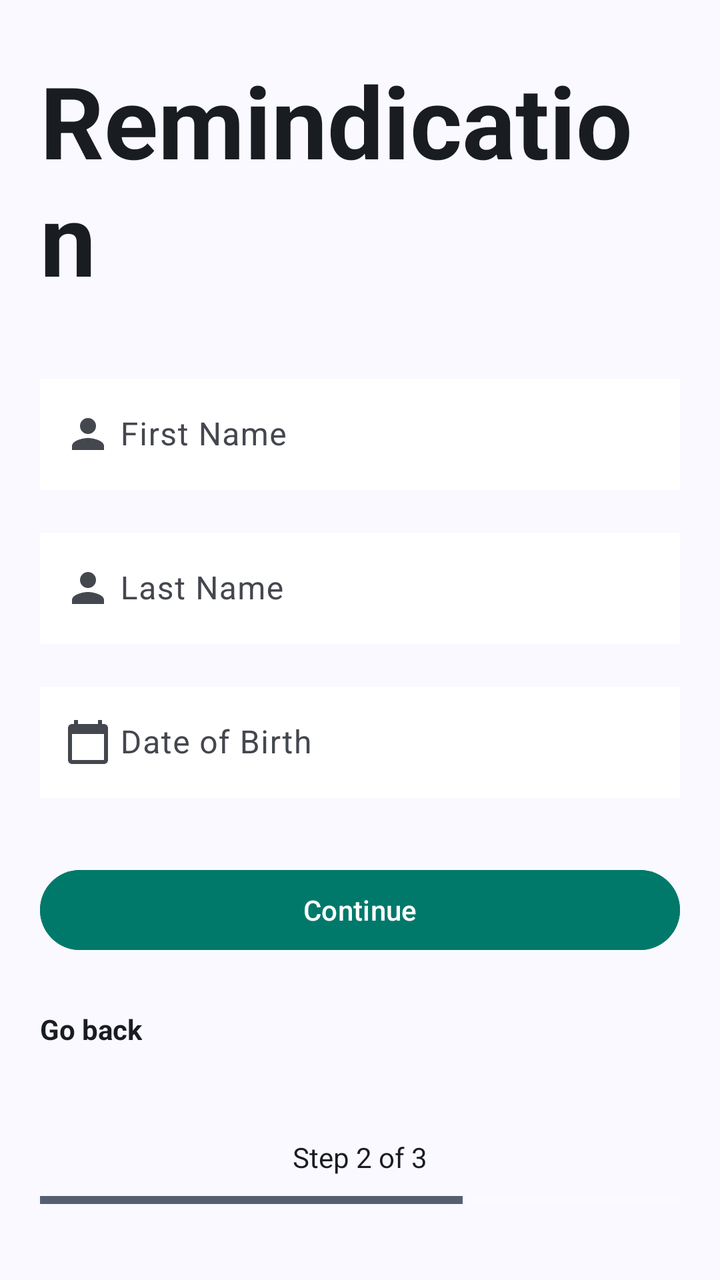
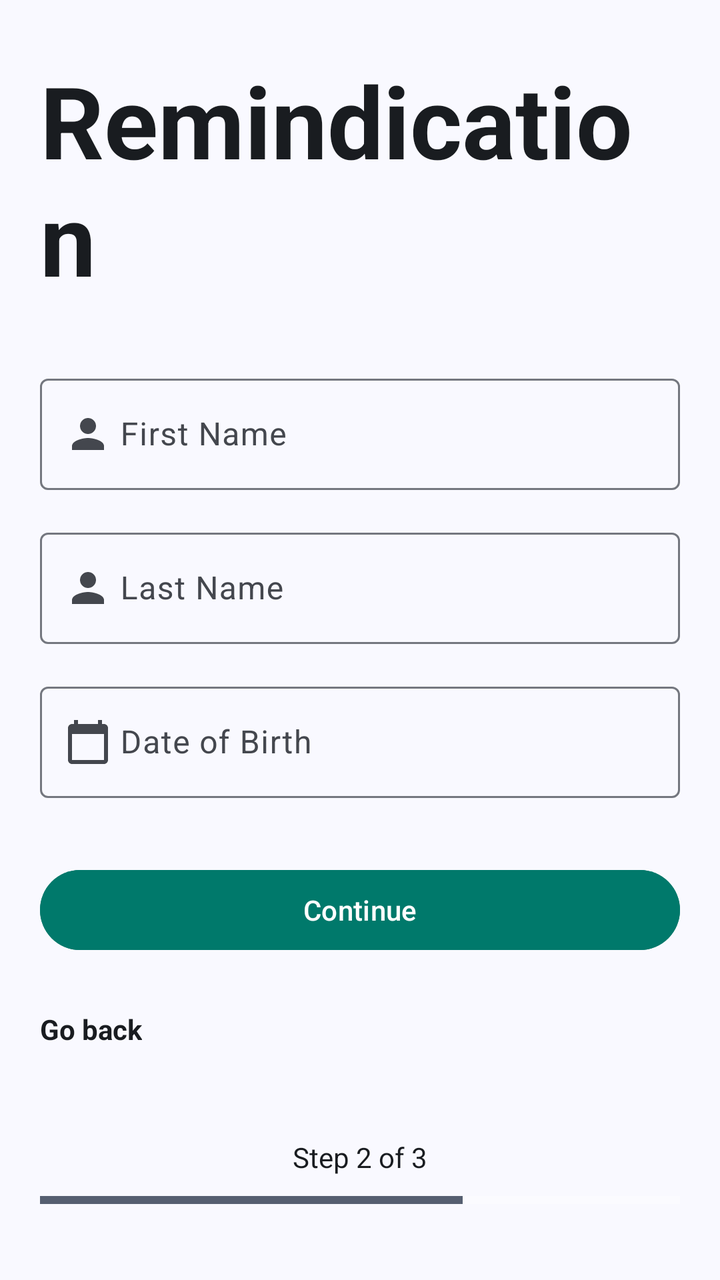

Compare the two renders of this Android layout. The source of the first and the diff that turns it into the second are given below.
<!-- AndroidManifest.xml: application theme Theme.MobileHealthApplication -->
<!-- res/layout/fragment_registration_part2.xml -->
<?xml version="1.0" encoding="utf-8"?>
<androidx.constraintlayout.widget.ConstraintLayout
    xmlns:android="http://schemas.android.com/apk/res/android"
    xmlns:app="http://schemas.android.com/apk/res-auto"
    xmlns:tools="http://schemas.android.com/tools"
    android:layout_width="match_parent"
    android:layout_height="match_parent"
    android:padding="20dp"
    android:background="?attr/colorSurface"
    tools:ignore="VisualLintBounds">




    
    <LinearLayout
        android:layout_width="match_parent"
        android:layout_height="wrap_content"
        android:orientation="vertical"
        app:layout_constraintTop_toTopOf="parent"
        app:layout_constraintBottom_toTopOf="@id/registration_footer"
        app:layout_constraintVertical_bias="0.2">

        
        <TextView
            android:id="@+id/app_title"
            android:layout_width="wrap_content"
            android:layout_height="wrap_content"
            android:text="@string/mobile_health"
            android:textColor="?attr/colorOnSurface"
            android:textSize="50sp"
            android:textStyle="bold"
            android:layout_gravity="center"
            android:layout_marginBottom="32dp"/>

        
        <com.google.android.material.textfield.TextInputLayout
            android:id="@+id/first_name_layout"
            android:layout_width="match_parent"
            android:layout_height="wrap_content"
            android:hint="@string/first_name_hint"
            app:startIconDrawable="@drawable/baseline_person_24">

            <com.google.android.material.textfield.TextInputEditText
                android:id="@+id/first_name_edit_text"
                android:layout_width="match_parent"
                android:layout_height="wrap_content"
                android:background="@color/white"
                android:imeOptions="actionNext"
                android:inputType="textCapWords"
                android:textColor="@color/black"
                android:paddingStart="40dp"
                android:paddingEnd="40dp" />
        </com.google.android.material.textfield.TextInputLayout>

        
        <com.google.android.material.textfield.TextInputLayout
            android:id="@+id/last_name_layout"
            android:layout_width="match_parent"
            android:layout_height="wrap_content"
            android:hint="@string/last_name_hint"
            android:layout_marginTop="16dp"
            app:startIconDrawable="@drawable/baseline_person_24">

            <com.google.android.material.textfield.TextInputEditText
                android:id="@+id/last_name_edit_text"
                android:layout_width="match_parent"
                android:layout_height="wrap_content"
                android:background="@color/white"
                android:imeOptions="actionNext"
                android:inputType="textCapWords"
                android:textColor="@color/black"
                android:paddingStart="40dp"
                android:paddingEnd="40dp" />
        </com.google.android.material.textfield.TextInputLayout>

        
        <com.google.android.material.textfield.TextInputLayout
            android:id="@+id/dob_layout"
            android:layout_width="match_parent"
            android:layout_height="wrap_content"
            android:hint="@string/dob_hint"
            android:layout_marginTop="16dp"
            app:startIconDrawable="@drawable/baseline_calendar_today_24">

            <com.google.android.material.textfield.TextInputEditText
                android:id="@+id/dob_edit_text"
                android:layout_width="match_parent"
                android:layout_height="wrap_content"
                android:background="@color/white"
                android:inputType="none"
                android:focusable="true"
                android:clickable="true"
                android:textColor="@color/black"
                android:paddingStart="40dp"
                android:paddingEnd="40dp" />
        </com.google.android.material.textfield.TextInputLayout>

        <com.google.android.material.button.MaterialButton
            android:id="@+id/continue_button"
            android:layout_width="match_parent"
            android:layout_height="wrap_content"
            android:text="@string/continueSignUp"
            android:backgroundTint="@color/darker_green_primary_button"
            android:textColor="@android:color/white"
            android:layout_marginTop="32dp"/>

        <com.google.android.material.textview.MaterialTextView
            android:id="@+id/already_have_account_text"
            android:layout_width="wrap_content"
            android:layout_height="wrap_content"
            android:clickable="true"
            android:focusable="true"
            android:minHeight="48dp"
            android:paddingTop="10sp"
            android:text="@string/go_back"
            android:textColor="?attr/colorOnSurface"
            android:textStyle="bold"
            android:layout_marginTop="16dp"/>

    </LinearLayout>

    <LinearLayout
        android:id="@+id/registration_footer"
        android:layout_width="match_parent"
        android:layout_height="wrap_content"
        android:orientation="vertical"
        android:layout_marginBottom="16dp"
        app:layout_constraintBottom_toBottomOf="parent">

        <TextView
            android:layout_width="wrap_content"
            android:layout_height="wrap_content"
            android:layout_gravity="center"
            android:text="@string/step_2_of_3"
            android:textColor="?attr/colorOnSurface"
            android:layout_marginBottom="8dp" />

        <ProgressBar
            android:id="@+id/registrationProgress"
            style="@android:style/Widget.Material.ProgressBar.Horizontal"
            android:layout_width="match_parent"
            android:layout_height="8dp"
            android:progress="66"
            android:max="100"/>
    </LinearLayout>

</androidx.constraintlayout.widget.ConstraintLayout>
<!-- resources referenced by this layout -->
<resources>
  <color name="black">#FF000000</color>
  <color name="darker_green_primary_button">#00796B</color>
  <color name="white">#FFFFFFFF</color>
  <!-- drawable baseline_calendar_today_24 (drawable) -->
  <vector xmlns:android="http://schemas.android.com/apk/res/android" android:height="24dp" android:tint="#808080" android:viewportHeight="24" android:viewportWidth="24" android:width="24dp">
        
      <path android:fillColor="@android:color/white" android:pathData="M20,3h-1L19,1h-2v2L7,3L7,1L5,1v2L4,3c-1.1,0 -2,0.9 -2,2v16c0,1.1 0.9,2 2,2h16c1.1,0 2,-0.9 2,-2L22,5c0,-1.1 -0.9,-2 -2,-2zM20,21L4,21L4,8h16v13z"/>
      
  </vector>
  <!-- drawable baseline_person_24 (drawable) -->
  <vector xmlns:android="http://schemas.android.com/apk/res/android" android:height="24dp" android:tint="#FFFFFF" android:viewportHeight="24" android:viewportWidth="24" android:width="24dp">
        
      <path android:fillColor="@android:color/white" android:pathData="M12,12c2.21,0 4,-1.79 4,-4s-1.79,-4 -4,-4 -4,1.79 -4,4 1.79,4 4,4zM12,14c-2.67,0 -8,1.34 -8,4v2h16v-2c0,-2.66 -5.33,-4 -8,-4z"/>
      
  </vector>
  <string name="continueSignUp">Continue</string>
  <string name="dob_hint">Date of Birth</string>
  <string name="first_name_hint">First Name</string>
  <string name="go_back">Go back</string>
  <string name="last_name_hint">Last Name</string>
  <string name="mobile_health"> Remindication </string>
  <string name="step_2_of_3">Step 2 of 3</string>
  <color name="md_theme_primary">#415F91</color>
  <color name="md_theme_onPrimary">#FFFFFF</color>
  <color name="md_theme_primaryContainer">#D6E3FF</color>
  <color name="md_theme_onPrimaryContainer">#001B3E</color>
  <color name="md_theme_secondary">#565F71</color>
  <color name="md_theme_onSecondary">#FFFFFF</color>
  <color name="md_theme_secondaryContainer">#DAE2F9</color>
  <color name="md_theme_onSecondaryContainer">#131C2B</color>
  <color name="md_theme_tertiary">#705575</color>
  <color name="md_theme_onTertiary">#FFFFFF</color>
  <color name="md_theme_tertiaryContainer">#FAD8FD</color>
  <color name="md_theme_onTertiaryContainer">#28132E</color>
  <color name="md_theme_error">#BA1A1A</color>
  <color name="md_theme_onError">#FFFFFF</color>
  <color name="md_theme_errorContainer">#FFDAD6</color>
  <color name="md_theme_onErrorContainer">#410002</color>
  <color name="md_theme_background">#F9F9FF</color>
  <color name="md_theme_onBackground">#191C20</color>
  <color name="md_theme_surface">#F9F9FF</color>
  <color name="md_theme_onSurface">#191C20</color>
  <color name="md_theme_surfaceVariant">#E0E2EC</color>
  <color name="md_theme_onSurfaceVariant">#44474E</color>
  <color name="md_theme_outline">#74777F</color>
  <color name="md_theme_surfaceContainer">#EDEDF4</color>
  <style name="Widget.App.CardView" parent="Widget.MaterialComponents.CardView">
          <item name="cardElevation">2dp</item>
          <item name="cardCornerRadius">12dp</item>
          <item name="cardBackgroundColor">@color/md_theme_surfaceContainerHigh</item>
      </style>
  <style name="Widget.App.BottomNavigation" parent="Widget.MaterialComponents.BottomNavigationView">
          <item name="itemIconTint">@color/md_theme_onSurfaceVariant</item>
          <item name="itemTextColor">@color/md_theme_onSurfaceVariant</item>
      </style>
  <color name="md_theme_surfaceContainerHigh">#E7E8EE</color>
  <!-- unchanged entries left out for length: 1 -->
</resources>

<!-- the commit's change to res/layout/fragment_registration_part2.xml (unified diff, before → after) -->
@@ -45,10 +45,8 @@
                 android:id="@+id/first_name_edit_text"
                 android:layout_width="match_parent"
                 android:layout_height="wrap_content"
-                android:background="@color/white"
                 android:imeOptions="actionNext"
                 android:inputType="textCapWords"
-                android:textColor="@color/black"
                 android:paddingStart="40dp"
                 android:paddingEnd="40dp" />
         </com.google.android.material.textfield.TextInputLayout>
@@ -66,10 +64,8 @@
                 android:id="@+id/last_name_edit_text"
                 android:layout_width="match_parent"
                 android:layout_height="wrap_content"
-                android:background="@color/white"
                 android:imeOptions="actionNext"
                 android:inputType="textCapWords"
-                android:textColor="@color/black"
                 android:paddingStart="40dp"
                 android:paddingEnd="40dp" />
         </com.google.android.material.textfield.TextInputLayout>
@@ -87,11 +83,9 @@
                 android:id="@+id/dob_edit_text"
                 android:layout_width="match_parent"
                 android:layout_height="wrap_content"
-                android:background="@color/white"
                 android:inputType="none"
                 android:focusable="true"
                 android:clickable="true"
-                android:textColor="@color/black"
                 android:paddingStart="40dp"
                 android:paddingEnd="40dp" />
         </com.google.android.material.textfield.TextInputLayout>
<!-- resource entries referenced after the edit -->
@@ -1,6 +1,5 @@
 <!-- resources referenced by this layout -->
 <resources>
-  <color name="black">#FF000000</color>
   <color name="darker_green_primary_button">#00796B</color>
   <color name="white">#FFFFFFFF</color>
   <!-- drawable baseline_calendar_today_24 (drawable) -->
